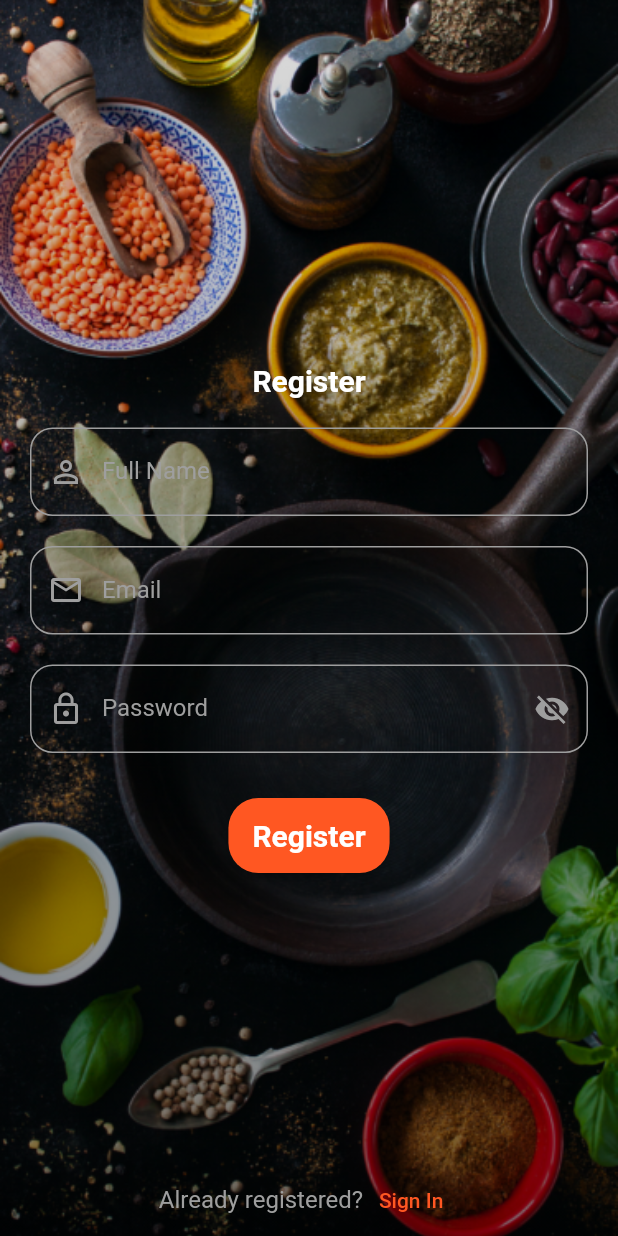
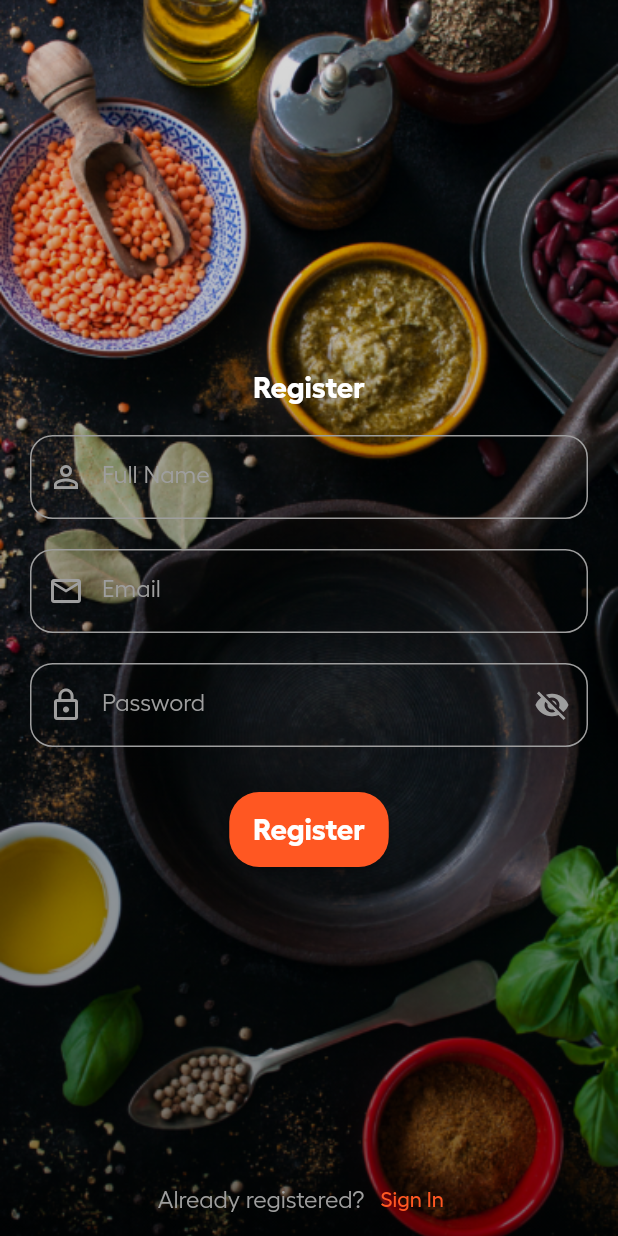
Before and after one commit to Esraa3293/recipe, a Flutter app: the screen it shows after launch, after a tap on "Register", on a phone screen of 412 x 824 dp. Run offline on Flutter 3.47's test engine with Material 2 defaults, Android fonts, the phone set to English and light mode, and no system bars; our stand-ins replace carousel_slider, dots_indicator, email_validator, flutter_rating_bar, get_it, shared_preferences; network calls fail; statements that could not run were skipped.

Commit message:
autologin with get_it & adding fonts

```diff
--- a/lib/main.dart
+++ b/lib/main.dart
@@ -1,20 +1,18 @@
 import 'package:flutter/material.dart';
-import 'package:recipe/pages/home.dart';
-import 'package:recipe/pages/intro_page.dart';
-import 'package:recipe/pages/login.dart';
-import 'package:recipe/pages/sign_up.dart';
+import 'package:get_it/get_it.dart';
 import 'package:recipe/pages/splash_screen.dart';
-import 'package:recipe/services/preferences.service.dart';
 import 'package:recipe/utils/colors.dart';
 import 'package:shared_preferences/shared_preferences.dart';
 
 void main() async {
   WidgetsFlutterBinding.ensureInitialized();
   try {
-    PreferencesService.prefs = await SharedPreferences.getInstance();
-    if (PreferencesService.prefs != null) {
-      print("Preferences init successfully");
-    }
+    var preference = await SharedPreferences.getInstance();
+    GetIt.I.registerSingleton<SharedPreferences>(preference);
+
+    // if (PreferencesService.prefs != null) {
+    //   print("Preferences init successfully");
+    // }
   } catch (e) {
     print("Error in Preferences init $e");
   }
@@ -29,8 +27,12 @@ class MyApplication extends StatelessWidget {
   Widget build(BuildContext context) {
     return MaterialApp(
       theme: ThemeData(
+          fontFamily: 'Hellix',
           colorScheme: ColorScheme.fromSeed(seedColor: ColorsConst.mainColor),
           inputDecorationTheme: InputDecorationTheme(
+            labelStyle: const TextStyle(color: Colors.grey),
+            prefixIconColor: Colors.grey,
+            suffixIconColor: Colors.grey,
             focusedBorder: OutlineInputBorder(
                 borderRadius: BorderRadius.circular(15),
                 borderSide: const BorderSide(color: Colors.grey)),
@@ -39,14 +41,7 @@ class MyApplication extends StatelessWidget {
                 borderSide: const BorderSide(color: Colors.grey)),
           )),
       debugShowCheckedModeBanner: false,
-      initialRoute: SplashScreen.routeName,
-      routes: {
-        LoginScreen.routeName: (context) => const LoginScreen(),
-        SignUp.routeName: (context) => const SignUp(),
-        HomeScreen.routeName: (context) => const HomeScreen(),
-        IntroPage.routeName: (context) => const IntroPage(),
-        SplashScreen.routeName: (context) => const SplashScreen(),
-      },
+      home: const SplashScreen(),
     );
   }
 }
--- a/lib/pages/intro_page.dart
+++ b/lib/pages/intro_page.dart
@@ -5,7 +5,7 @@ import 'package:recipe/utils/images.dart';
 import 'package:recipe/widgets/button_widget.dart';
 
 class IntroPage extends StatelessWidget {
-  static const String routeName = "Intro";
+  // static const String routeName = "Intro";
 
   const IntroPage({super.key});
 
@@ -39,11 +39,19 @@ class IntroPage extends StatelessWidget {
                   mainAxisAlignment: MainAxisAlignment.end,
                   crossAxisAlignment: CrossAxisAlignment.stretch,
                   children: [
-                    ButtonWidget(SignUp.routeName, "Register"),
+                    ButtonWidget(
+                        MaterialPageRoute(
+                          builder: (context) => const SignUp(),
+                        ),
+                        "Register"),
                     const SizedBox(
                       height: 20,
                     ),
-                    ButtonWidget(LoginScreen.routeName, "Sign In")
+                    ButtonWidget(
+                        MaterialPageRoute(
+                          builder: (context) => const LoginScreen(),
+                        ),
+                        "Sign In")
                   ],
                 ),
               ),
--- a/lib/pages/sign_up.dart
+++ b/lib/pages/sign_up.dart
@@ -5,7 +5,6 @@ import 'package:recipe/pages/login.dart';
 import 'package:recipe/utils/images.dart';
 
 class SignUp extends StatefulWidget {
-  static const String routeName = 'signUp';
 
   const SignUp({super.key});
 
@@ -59,6 +58,7 @@ class _SignUpState extends State<SignUp> {
                     height: 20,
                   ),
                   TextFormField(
+                    style: const TextStyle(color: Colors.white),
                     validator: (value) {
                       if (value == null || value.isEmpty) {
                         return "full name is required";
@@ -69,15 +69,14 @@ class _SignUpState extends State<SignUp> {
                     keyboardType: TextInputType.text,
                     decoration: const InputDecoration(
                       labelText: "Full Name",
-                      labelStyle: TextStyle(color: Colors.grey),
                       prefixIcon: Icon(Icons.person_outline),
-                      prefixIconColor: Colors.grey,
                     ),
                   ),
                   const SizedBox(
                     height: 20,
                   ),
                   TextFormField(
+                    style: const TextStyle(color: Colors.white),
                     validator: (value) {
                       if (value == null || value.isEmpty) {
                         return "email is required";
@@ -91,15 +90,14 @@ class _SignUpState extends State<SignUp> {
                     keyboardType: TextInputType.emailAddress,
                     decoration: const InputDecoration(
                       labelText: "Email",
-                      labelStyle: TextStyle(color: Colors.grey),
                       prefixIcon: Icon(Icons.email_outlined),
-                      prefixIconColor: Colors.grey,
                     ),
                   ),
                   const SizedBox(
                     height: 20,
                   ),
                   TextFormField(
+                    style: const TextStyle(color: Colors.white),
                     validator: (value) {
                       bool passwordValid = RegExp(
                               r'^(?=.*?[A-Z])(?=.*?[a-z])(?=.*?[0-9])(?=.*?[!@#\$&*~]).{8,}$')
@@ -115,9 +113,7 @@ class _SignUpState extends State<SignUp> {
                     obscureText: obscureText,
                     decoration: InputDecoration(
                       labelText: "Password",
-                        labelStyle: const TextStyle(color: Colors.grey),
                       prefixIcon: const Icon(Icons.lock_outline),
-                        prefixIconColor: Colors.grey,
                       suffixIcon: InkWell(
                           onTap: () {
                             obscureText = !obscureText;
@@ -126,7 +122,7 @@ class _SignUpState extends State<SignUp> {
                           child: Icon(obscureText
                               ? Icons.visibility_off
                               : Icons.visibility)),
-                        suffixIconColor: Colors.grey),
+                    ),
                   ),
                   const SizedBox(
                     height: 30,
@@ -134,8 +130,11 @@ class _SignUpState extends State<SignUp> {
                   ElevatedButton(
                     onPressed: () {
                       if (formKey.currentState?.validate() ?? false) {
-                        Navigator.pushReplacementNamed(
-                            context, HomeScreen.routeName);
+                        Navigator.pushReplacement(
+                            context,
+                            MaterialPageRoute(
+                              builder: (context) => const HomeScreen(),
+                            ));
                       }
                     },
                     style: ElevatedButton.styleFrom(
@@ -170,8 +169,11 @@ class _SignUpState extends State<SignUp> {
             ),
             TextButton(
                 onPressed: () {
-                  Navigator.pushReplacementNamed(
-                      context, LoginScreen.routeName);
+                  Navigator.pushReplacement(
+                      context,
+                      MaterialPageRoute(
+                        builder: (context) => const LoginScreen(),
+                      ));
                 },
                 child: const Text(
                   "Sign In",
--- a/lib/pages/splash_screen.dart
+++ b/lib/pages/splash_screen.dart
@@ -1,13 +1,13 @@
 import 'dart:async';
 
 import 'package:flutter/material.dart';
+import 'package:get_it/get_it.dart';
 import 'package:recipe/pages/home.dart';
 import 'package:recipe/pages/intro_page.dart';
-import 'package:recipe/services/preferences.service.dart';
 import 'package:recipe/utils/images.dart';
+import 'package:shared_preferences/shared_preferences.dart';
 
 class SplashScreen extends StatefulWidget {
-  static const String routeName = "splash";
 
   const SplashScreen({super.key});
 
@@ -26,11 +26,25 @@ class _SplashScreenState extends State<SplashScreen> {
     await Future.delayed(
       const Duration(seconds: 3),
       () {
-        Navigator.pushReplacementNamed(
-            context,
-            PreferencesService.checkLoggedIn()
-                ? HomeScreen.routeName
-                : IntroPage.routeName);
+        if (GetIt.I.get<SharedPreferences>().getBool("loggedIn") ?? false) {
+          Navigator.pushReplacement(
+              context,
+              MaterialPageRoute(
+                builder: (context) => const HomeScreen(),
+              ));
+        } else {
+          Navigator.pushReplacement(
+              context,
+              MaterialPageRoute(
+                builder: (context) => const IntroPage(),
+              ));
+        }
+
+        // Navigator.pushReplacementNamed(
+        //     context,
+        //     PreferencesService.checkLoggedIn()
+        //         ? HomeScreen.routeName
+        //         : IntroPage.routeName);
       },
     );
   }
--- a/lib/services/preferences.service.dart
+++ b/lib/services/preferences.service.dart
@@ -1,10 +1,10 @@
-import 'package:shared_preferences/shared_preferences.dart';
-
-abstract class PreferencesService {
-  static SharedPreferences? prefs;
-
-  static bool checkLoggedIn() {
-    bool isLogged = prefs?.getBool("loggedIn") ?? false;
-    return isLogged;
-  }
-}
+// import 'package:shared_preferences/shared_preferences.dart';
+//
+// abstract class PreferencesService {
+//   static SharedPreferences? prefs;
+//
+//   static bool checkLoggedIn() {
+//     bool isLogged = prefs?.getBool("loggedIn") ?? false;
+//     return isLogged;
+//   }
+// }
--- a/lib/widgets/button_widget.dart
+++ b/lib/widgets/button_widget.dart
@@ -1,16 +1,16 @@
 import 'package:flutter/material.dart';
 
 class ButtonWidget extends StatelessWidget {
-  String routeName;
+  Route route;
   String text;
 
-  ButtonWidget(this.routeName, this.text, {super.key});
+  ButtonWidget(this.route, this.text, {super.key});
 
   @override
   Widget build(BuildContext context) {
     return ElevatedButton(
       onPressed: () {
-        Navigator.pushNamed(context, routeName);
+        Navigator.push(context, route);
       },
       style: ElevatedButton.styleFrom(
           backgroundColor: Colors.deepOrange,
```
Also changed, not shown: lib/pages/home.dart (+17 -13 lines), lib/pages/login.dart (+26 -16 lines), pubspec.yaml (+20 -6 lines), assets/fonts/Hellix-Bold.ttf (added), assets/fonts/Hellix-ExtraBold.ttf (added), assets/fonts/Hellix-Light.ttf (added), assets/fonts/Hellix-Medium.ttf (added), assets/fonts/Hellix-Regular.ttf (added), assets/fonts/Hellix-SemiBold.ttf (added), assets/fonts/Hellix-Thin.ttf (added), pubspec.lock. Lines whose indentation alone changed are shown as unchanged.
